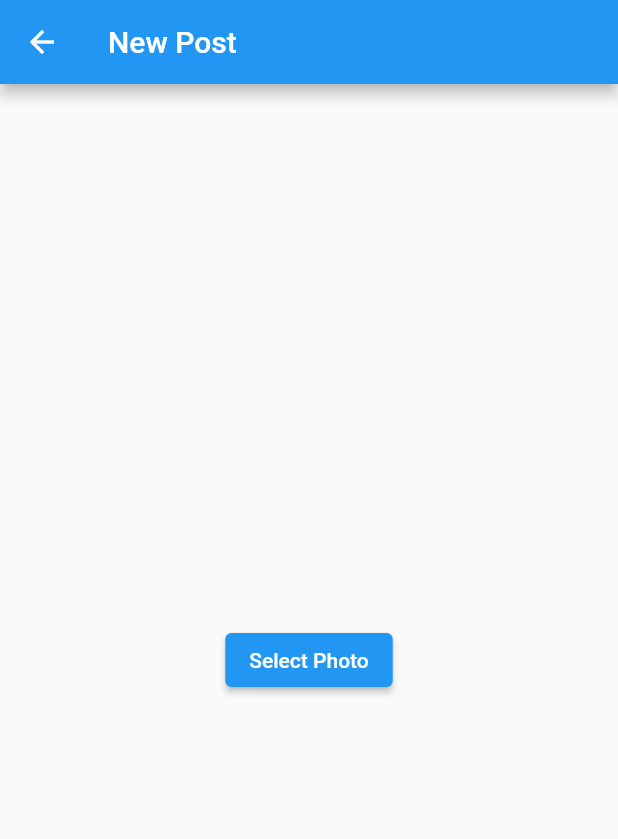
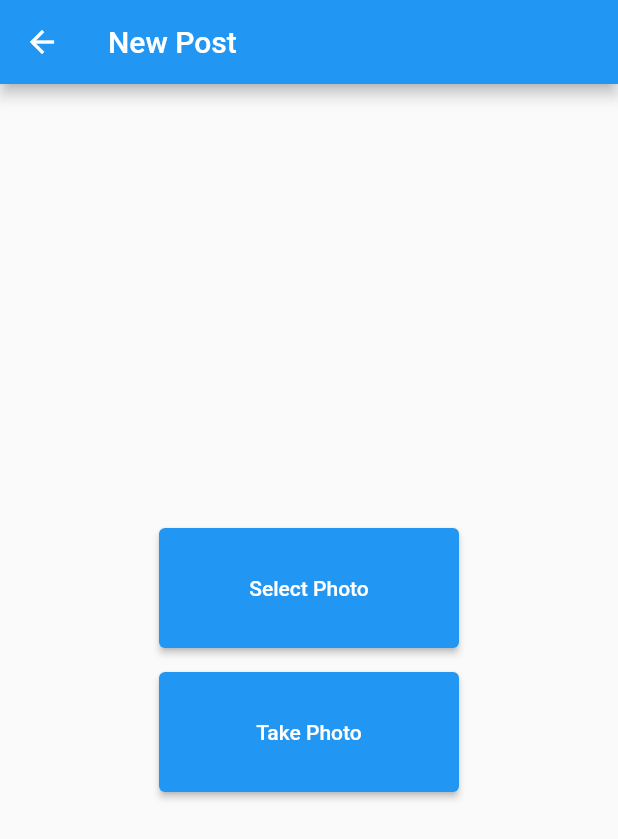
Before and after one commit to yoparky/wasteagram, a Flutter app: the FormRoute screen opened directly, after a tap on "Select Photo", on a phone screen of 412 x 824 dp. Shown: the top 839 px of the screen. Run offline on Flutter 3.47's test engine with Material 2 defaults, Android fonts, the phone set to English and light mode, and no system bars; our stand-ins replace cloud_firestore, firebase_core, firebase_storage, image_picker, location; accounts and stored records are empty.

Commit message:
Add take photo button

```diff
--- a/lib/post_form.dart
+++ b/lib/post_form.dart
@@ -23,8 +23,14 @@ class _EntryFormState extends State<EntryForm> {
   late LocationData locationData;
 
 
-  void getImage() async {
+  void getImageGallery() async {
     final pickedFile = await picker.pickImage(source: ImageSource.gallery);
+    image = File(pickedFile!.path);
+    setState(() {});
+  }
+
+  void getImageTake() async {
+    final pickedFile = await picker.pickImage(source: ImageSource.camera);
     image = File(pickedFile!.path);
     setState(() {});
   }
@@ -47,9 +53,26 @@ class _EntryFormState extends State<EntryForm> {
 
     if (image == null) {
       return Center(
-        child: ElevatedButton(
-          child: Text('Select Photo'),
-          onPressed: () { getImage(); },
+        child: Column(
+          mainAxisAlignment: MainAxisAlignment.center,
+          children: [
+            Padding(
+              padding: const EdgeInsets.all(8.0),
+              child: ElevatedButton(
+                style: ElevatedButton.styleFrom(fixedSize: const Size(200, 80)),
+                child: const Text('Select Photo'),
+                onPressed: () { getImageGallery(); },
+              ),
+            ),
+            Padding(
+              padding: const EdgeInsets.all(8.0),
+              child: ElevatedButton(
+                style: ElevatedButton.styleFrom(fixedSize: const Size(200, 80)),
+                child: const Text('Take Photo'),
+                onPressed: () { getImageTake(); },
+              ),
+            ),
+          ]
         )
       );
     } else {
@@ -60,7 +83,7 @@ class _EntryFormState extends State<EntryForm> {
             mainAxisAlignment: MainAxisAlignment.center,
             children: [
               Image.file(image!),
-              SizedBox(height: 40),
+              const SizedBox(height: 40),
               Form(
                 key: formKey,
                 child: Column(
@@ -96,7 +119,6 @@ class _EntryFormState extends State<EntryForm> {
                         enabled: true,
                         onTapHint: 'Make new entry and upload to database',
                         child: ElevatedButton(
-                          child: Text('Post Image'),
                           style: ElevatedButton.styleFrom(fixedSize: Size(200, 80)),
                           onPressed: () async {
                             if(formKey.currentState!.validate()) {
@@ -113,7 +135,8 @@ class _EntryFormState extends State<EntryForm> {
                                         'latitude' : locationData.latitude, 'longitude' : locationData.longitude});
                               Navigator.pop(context);
                             }
-                          }
+                          },
+                          child: const Text('Post Image')
                         ),
                       ),
                     )
```
